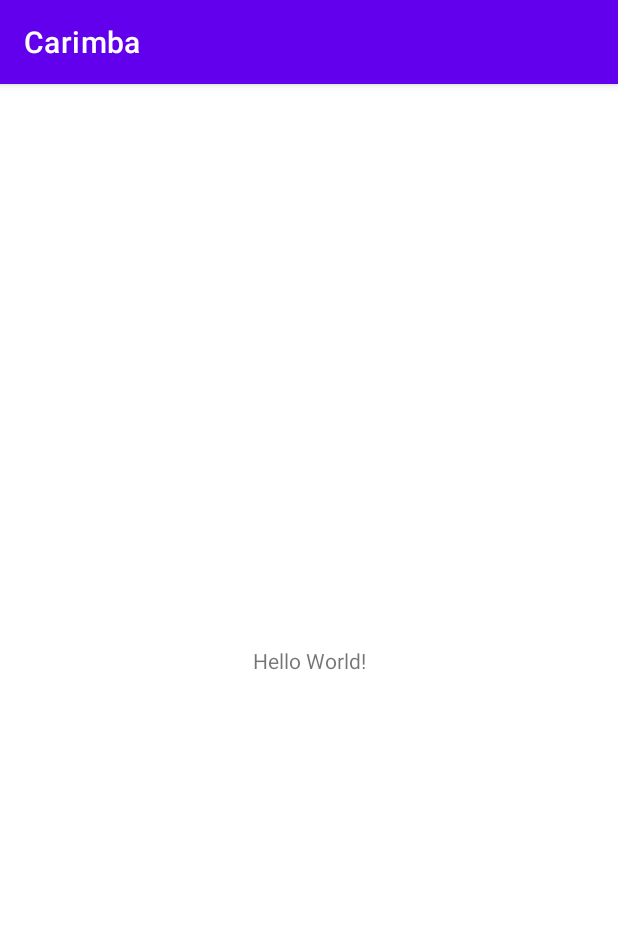
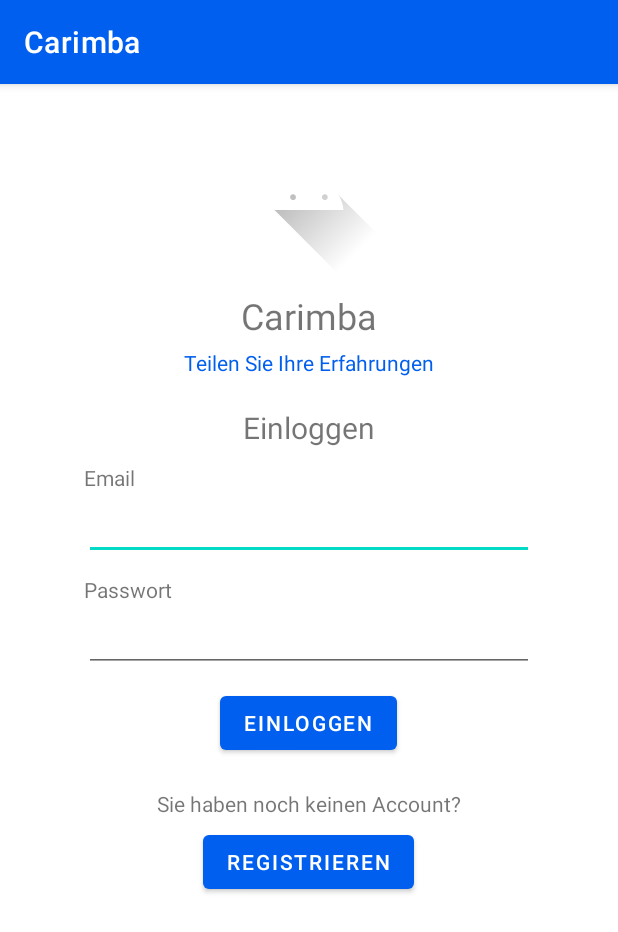
Before and after one commit to tihuep/m335_carimba, an Android app: the screen it shows after launch (MainActivity before the commit, LoginActivity after it), on a phone screen of 412 x 824 dp. Shown: the top 932 px of the screen. Run offline under Robolectric (Android 15) with nearby library versions, the phone set to English and light mode, and no system bars.

Commit message:
Adds layout of LoginActivity

```diff
--- a/app/src/main/AndroidManifest.xml
+++ b/app/src/main/AndroidManifest.xml
@@ -9,7 +9,8 @@
         android:roundIcon="@mipmap/ic_launcher_round"
         android:supportsRtl="true"
         android:theme="@style/Theme.Carimba">
-        <activity android:name=".MainActivity">
+        <activity android:name=".controller.LoginActivity"></activity>
+        <activity android:name=".controller.MainActivity">
             <intent-filter>
                 <action android:name="android.intent.action.MAIN" />
 
--- /dev/null
+++ b/app/src/main/java/ch/timonhueppi/m335/carimba/controller/LoginActivity.java
@@ -0,0 +1,16 @@
+package ch.timonhueppi.m335.carimba.controller;
+
+import androidx.appcompat.app.AppCompatActivity;
+
+import android.os.Bundle;
+
+import ch.timonhueppi.m335.carimba.R;
+
+public class LoginActivity extends AppCompatActivity {
+
+    @Override
+    protected void onCreate(Bundle savedInstanceState) {
+        super.onCreate(savedInstanceState);
+        setContentView(R.layout.activity_login);
+    }
+}
--- a/app/src/main/java/ch/timonhueppi/m335/carimba/MainActivity.java
+++ b/app/src/main/java/ch/timonhueppi/m335/carimba/controller/MainActivity.java
@@ -1,8 +1,11 @@
-package ch.timonhueppi.m335.carimba;
+package ch.timonhueppi.m335.carimba.controller;
 
 import androidx.appcompat.app.AppCompatActivity;
 
+import android.content.Intent;
 import android.os.Bundle;
+
+import ch.timonhueppi.m335.carimba.R;
 
 public class MainActivity extends AppCompatActivity {
 
@@ -10,5 +13,9 @@ public class MainActivity extends AppCompatActivity {
     protected void onCreate(Bundle savedInstanceState) {
         super.onCreate(savedInstanceState);
         setContentView(R.layout.activity_main);
+
+        Intent intent = new Intent(this, LoginActivity.class);
+        startActivity(intent);
+        finish();
     }
 }
--- /dev/null
+++ b/app/src/main/res/layout/activity_login.xml
@@ -0,0 +1,138 @@
+<?xml version="1.0" encoding="utf-8"?>
+<androidx.constraintlayout.widget.ConstraintLayout xmlns:android="http://schemas.android.com/apk/res/android"
+    xmlns:app="http://schemas.android.com/apk/res-auto"
+    xmlns:tools="http://schemas.android.com/tools"
+    android:layout_width="match_parent"
+    android:layout_height="match_parent"
+    tools:context=".controller.LoginActivity">
+    <LinearLayout
+        android:layout_width="match_parent"
+        android:layout_height="match_parent"
+        android:gravity="center|top"
+        android:orientation="vertical"
+        app:layout_constraintBottom_toBottomOf="parent"
+        app:layout_constraintEnd_toEndOf="parent"
+        app:layout_constraintStart_toStartOf="parent"
+        app:layout_constraintTop_toTopOf="parent">
+
+        <Space
+            android:layout_width="match_parent"
+            android:layout_height="20dp" />
+
+        <ImageView
+            android:id="@+id/ivIcon"
+            android:layout_width="wrap_content"
+            android:layout_height="wrap_content"
+            android:src="@drawable/ic_launcher_foreground" />
+
+        <Space
+            android:layout_width="match_parent"
+            android:layout_height="10dp" />
+
+        <TextView
+            android:id="@+id/tvTitle"
+            android:layout_width="wrap_content"
+            android:layout_height="wrap_content"
+            android:lineSpacingExtra="34sp"
+            android:text="@string/tvTitle"
+            android:textSize="24sp" />
+
+        <Space
+            android:layout_width="match_parent"
+            android:layout_height="5dp" />
+
+        <TextView
+            android:id="@+id/tvSubtitle"
+            android:layout_width="wrap_content"
+            android:layout_height="wrap_content"
+            android:text="@string/tvSubtitle"
+            android:textColor="@color/purple_500" />
+
+        <Space
+            android:layout_width="match_parent"
+            android:layout_height="20dp" />
+
+        <TextView
+            android:id="@+id/tvLogin"
+            android:layout_width="wrap_content"
+            android:layout_height="wrap_content"
+            android:text="@string/tvLogin"
+            android:textSize="20sp" />
+
+        <Space
+            android:layout_width="match_parent"
+            android:layout_height="10dp" />
+
+        <LinearLayout
+            android:layout_width="wrap_content"
+            android:layout_height="wrap_content"
+            android:orientation="vertical">
+
+            <TextView
+                android:id="@+id/tvEmail"
+                android:layout_width="match_parent"
+                android:layout_height="wrap_content"
+                android:text="@string/tvEmail" />
+
+            <EditText
+                android:id="@+id/tiLoginEmail"
+                android:layout_width="300dp"
+                android:layout_height="wrap_content"
+                android:ems="10"
+                android:inputType="textEmailAddress" />
+        </LinearLayout>
+
+        <Space
+            android:layout_width="match_parent"
+            android:layout_height="10dp" />
+
+        <LinearLayout
+            android:layout_width="wrap_content"
+            android:layout_height="wrap_content"
+            android:orientation="vertical">
+
+            <TextView
+                android:id="@+id/tvPassword"
+                android:layout_width="match_parent"
+                android:layout_height="wrap_content"
+                android:text="@string/tvPassword" />
+
+            <EditText
+                android:id="@+id/editTextTextPassword"
+                android:layout_width="300dp"
+                android:layout_height="wrap_content"
+                android:ems="10"
+                android:inputType="textPassword" />
+        </LinearLayout>
+
+        <Space
+            android:layout_width="match_parent"
+            android:layout_height="10dp" />
+
+        <Button
+            android:id="@+id/btnLogin"
+            android:layout_width="wrap_content"
+            android:layout_height="wrap_content"
+            android:text="@string/tvLogin" />
+
+        <Space
+            android:layout_width="match_parent"
+            android:layout_height="20dp" />
+
+        <TextView
+            android:id="@+id/tvSignUpRequest"
+            android:layout_width="wrap_content"
+            android:layout_height="wrap_content"
+            android:text="@string/tvSignUpRequest" />
+
+        <Space
+            android:layout_width="match_parent"
+            android:layout_height="5dp" />
+
+        <Button
+            android:id="@+id/btnSignUp"
+            android:layout_width="wrap_content"
+            android:layout_height="wrap_content"
+            android:text="@string/tvSignUp" />
+    </LinearLayout>
+</androidx.constraintlayout.widget.ConstraintLayout>
--- a/app/src/main/res/layout/activity_main.xml
+++ b/app/src/main/res/layout/activity_main.xml
@@ -4,15 +4,32 @@
     xmlns:tools="http://schemas.android.com/tools"
     android:layout_width="match_parent"
     android:layout_height="match_parent"
-    tools:context=".MainActivity">
+    tools:context=".controller.MainActivity">
 
-    <TextView
-        android:layout_width="wrap_content"
-        android:layout_height="wrap_content"
-        android:text="Hello World!"
+
+    <LinearLayout
+        android:layout_width="match_parent"
+        android:layout_height="match_parent"
+        android:gravity="center"
+        android:orientation="vertical"
         app:layout_constraintBottom_toBottomOf="parent"
-        app:layout_constraintLeft_toLeftOf="parent"
-        app:layout_constraintRight_toRightOf="parent"
-        app:layout_constraintTop_toTopOf="parent" />
+        app:layout_constraintEnd_toEndOf="parent"
+        app:layout_constraintStart_toStartOf="parent"
+        app:layout_constraintTop_toTopOf="parent">
+
+        <ImageView
+            android:id="@+id/imageView"
+            android:layout_width="wrap_content"
+            android:layout_height="wrap_content"
+            android:src="@drawable/ic_launcher_foreground" />
+
+        <TextView
+            android:id="@+id/tvTitle2"
+            android:layout_width="wrap_content"
+            android:layout_height="wrap_content"
+            android:lineSpacingExtra="34sp"
+            android:text="@string/tvTitle"
+            android:textSize="24sp" />
+    </LinearLayout>
 
 </androidx.constraintlayout.widget.ConstraintLayout>
--- a/app/src/main/res/values/colors.xml
+++ b/app/src/main/res/values/colors.xml
@@ -1,8 +1,8 @@
 <?xml version="1.0" encoding="utf-8"?>
 <resources>
-    <color name="purple_200">#FFBB86FC</color>
-    <color name="purple_500">#FF6200EE</color>
-    <color name="purple_700">#FF3700B3</color>
+    <color name="purple_200">#86A7FC</color>
+    <color name="purple_500">#005FEE</color>
+    <color name="purple_700">#0051B3</color>
     <color name="teal_200">#FF03DAC5</color>
     <color name="teal_700">#FF018786</color>
     <color name="black">#FF000000</color>
--- a/app/src/main/res/values/strings.xml
+++ b/app/src/main/res/values/strings.xml
@@ -1,3 +1,10 @@
 <resources>
     <string name="app_name">Carimba</string>
+    <string name="tvTitle">Carimba</string>
+    <string name="tvSubtitle">Teilen Sie Ihre Erfahrungen</string>
+    <string name="tvLogin">Einloggen</string>
+    <string name="tvEmail">Email</string>
+    <string name="tvPassword">Passwort</string>
+    <string name="tvSignUpRequest">Sie haben noch keinen Account?</string>
+    <string name="tvSignUp">Registrieren</string>
 </resources>
```
